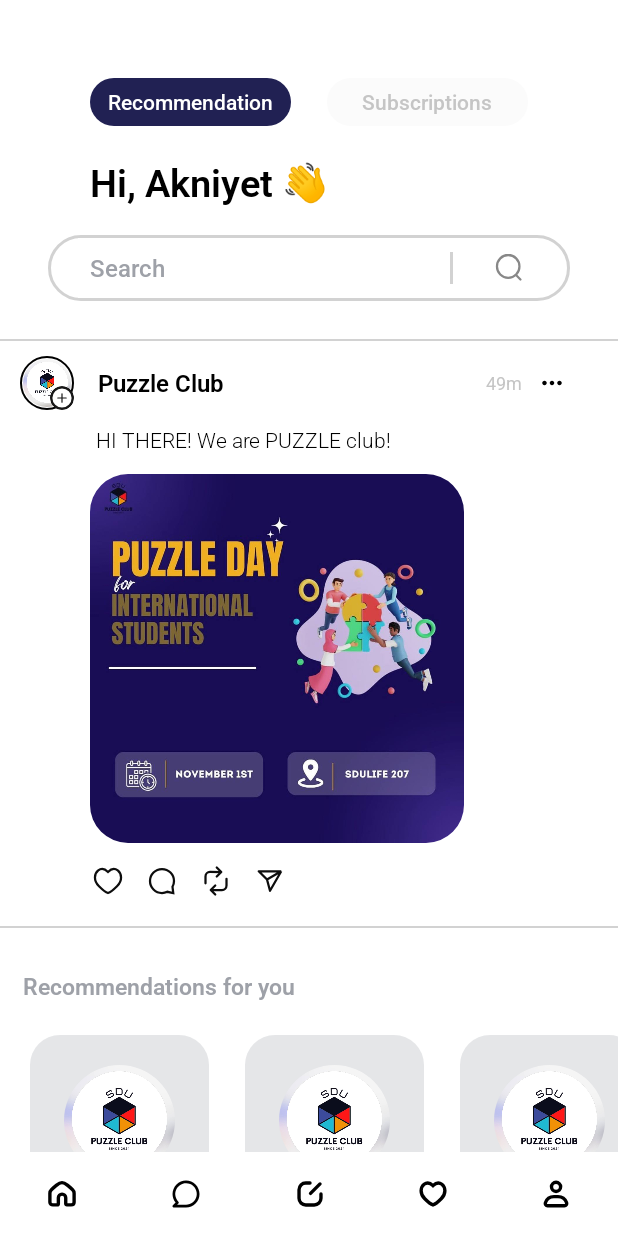
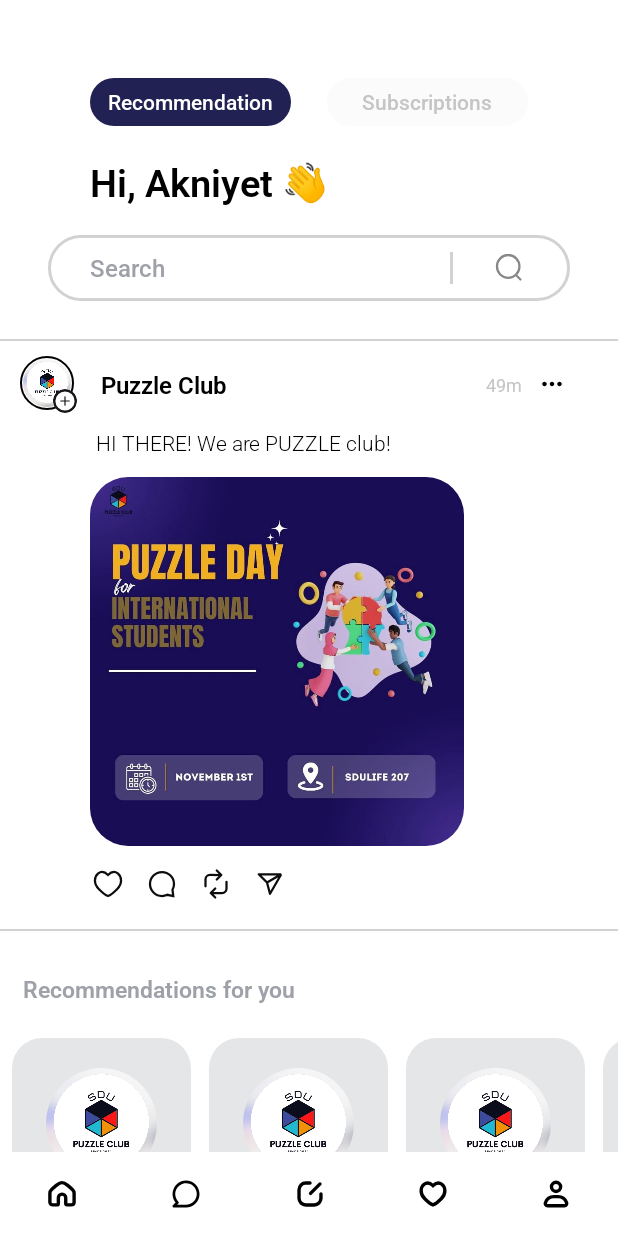
Before and after one commit to BekaBratan/UniHub, an Android app: the HomeFragment screen opened through its navigation route, on a phone screen of 412 x 824 dp. Run offline under Robolectric (Android 15) with nearby library versions, the phone set to English and light mode, and no system bars; our stand-ins replace navigation-ui.

Commit message:
Refactor HomeFragment layout and update adapter bindings for improved navigation and UI consistency

```diff
--- a/app/src/main/java/com/example/unihub/presentation/home/HomeFragment.kt
+++ b/app/src/main/java/com/example/unihub/presentation/home/HomeFragment.kt
@@ -8,13 +8,14 @@
 import androidx.appcompat.content.res.AppCompatResources.getDrawable
 import androidx.core.content.ContextCompat
 import androidx.core.graphics.drawable.DrawableCompat
+import androidx.navigation.fragment.findNavController
 import androidx.recyclerview.widget.LinearLayoutManager
 import com.bumptech.glide.Glide
 import com.example.unihub.R
 import com.example.unihub.data.Clubs
 import com.example.unihub.data.Posts
-import com.example.unihub.databinding.CardPostBinding
 import com.example.unihub.databinding.FragmentHomeBinding
+import com.example.unihub.databinding.ItemPostCardBinding
 import com.example.unihub.utils.CustomDividerItemDecoration
 import com.example.unihub.utils.RcViewItemClickIdCallback
 import com.example.unihub.utils.SpacesItemDecoration
@@ -23,7 +24,7 @@
 class HomeFragment : Fragment() {
 
     private lateinit var binding: FragmentHomeBinding
-    private lateinit var postBinding: CardPostBinding
+    private lateinit var postBinding: ItemPostCardBinding
 
     override fun onCreateView(
         inflater: LayoutInflater, container: ViewGroup?,
@@ -49,7 +50,15 @@
             }
         )
 
-        val clubsAdapter = ClubsAdapter()
+        postsAdapter.setOnClubNameClickListener(
+            object : RcViewItemClickIdCallback {
+                override fun onClick(id: Int) {
+                    findNavController().navigate(HomeFragmentDirections.actionHomeFragmentToClubPageFragment())
+                }
+            }
+        )
+
+        val clubsAdapter = RecCardAdapter()
         clubsAdapter.submitList(List(10) { Clubs() })
 
         clubsAdapter.setOnFollowClickListener(
@@ -91,6 +100,10 @@
                     btnLike.setImageResource(R.drawable.ic_liked)
                 isLiked = !isLiked
             }
+
+            tvClubName.setOnClickListener {
+                findNavController().navigate(HomeFragmentDirections.actionHomeFragmentToClubPageFragment())
+            }
         }
 
         binding.run {
@@ -110,7 +123,13 @@
             val space = resources.getDimensionPixelSize(R.dimen.dp_12)
             rvClubs.addItemDecoration(SpacesItemDecoration(space))
 
+            llSearch.setOnClickListener {
+                findNavController().navigate(HomeFragmentDirections.actionHomeFragmentToSearchFragment())
+            }
 
+            etSearch.setOnClickListener {
+                findNavController().navigate(HomeFragmentDirections.actionHomeFragmentToSearchFragment())
+            }
 
             btnSubscriptions.setOnClickListener {
                 val color = ContextCompat.getColor(requireContext(), R.color.blue_800)
--- a/app/src/main/java/com/example/unihub/presentation/home/PostsAdapter.kt
+++ b/app/src/main/java/com/example/unihub/presentation/home/PostsAdapter.kt
@@ -8,7 +8,7 @@
 import com.bumptech.glide.Glide
 import com.example.unihub.R
 import com.example.unihub.data.Posts
-import com.example.unihub.databinding.CardPostBinding
+import com.example.unihub.databinding.ItemPostCardBinding
 import com.example.unihub.utils.RcViewItemClickIdCallback
 
 open class PostsAdapter: RecyclerView.Adapter<PostsAdapter.PostsViewHolder>() {
@@ -35,13 +35,18 @@
         differ.submitList(list)
     }
 
-    var listenerClickAtItem: RcViewItemClickIdCallback? = null
+    var listenerClickLike: RcViewItemClickIdCallback? = null
     fun setOnLikeClickListener(listener: RcViewItemClickIdCallback) {
-        this.listenerClickAtItem = listener
+        this.listenerClickLike = listener
+    }
+
+    var listenerClickClubName: RcViewItemClickIdCallback? = null
+    fun setOnClubNameClickListener(listener: RcViewItemClickIdCallback) {
+        this.listenerClickClubName = listener
     }
 
     inner class PostsViewHolder(
-        var binding: CardPostBinding
+        var binding: ItemPostCardBinding
     ) : RecyclerView.ViewHolder(
         binding.root
     ) {
@@ -70,7 +75,11 @@
                     else
                         btnLike.setImageResource(R.drawable.ic_liked)
                     isLiked = !isLiked
-                    listenerClickAtItem?.onClick(posts.id)
+                    listenerClickLike?.onClick(posts.id)
+                }
+
+                tvClubName.setOnClickListener {
+                    listenerClickClubName?.onClick(posts.club.id)
                 }
             }
         }
@@ -81,7 +90,7 @@
         viewType: Int
     ): PostsViewHolder {
         return PostsViewHolder(
-            CardPostBinding.inflate(LayoutInflater.from(parent.context), parent, false)
+            ItemPostCardBinding.inflate(LayoutInflater.from(parent.context), parent, false)
         )
     }
 
--- a/app/src/main/java/com/example/unihub/presentation/home/ClubsAdapter.kt
+++ b/app/src/main/java/com/example/unihub/presentation/home/RecCardAdapter.kt
@@ -8,11 +8,10 @@
 import com.bumptech.glide.Glide
 import com.example.unihub.R
 import com.example.unihub.data.Clubs
-import com.example.unihub.data.Posts
-import com.example.unihub.databinding.CardRecomendationBinding
+import com.example.unihub.databinding.ItemRecCardBinding
 import com.example.unihub.utils.RcViewItemClickIdCallback
 
-open class ClubsAdapter: RecyclerView.Adapter<ClubsAdapter.ClubsViewHolder>() {
+open class RecCardAdapter: RecyclerView.Adapter<RecCardAdapter.ClubsViewHolder>() {
 
     private val diffCallback = object : DiffUtil.ItemCallback<Clubs>() {
         override fun areItemsTheSame(
@@ -42,7 +41,7 @@
     }
 
     inner class ClubsViewHolder(
-        var binding: CardRecomendationBinding
+        var binding: ItemRecCardBinding
     ) : RecyclerView.ViewHolder(
         binding.root
     ) {
@@ -80,7 +79,7 @@
         viewType: Int
     ): ClubsViewHolder {
         return ClubsViewHolder(
-            CardRecomendationBinding.inflate(LayoutInflater.from(parent.context), parent, false)
+            ItemRecCardBinding.inflate(LayoutInflater.from(parent.context), parent, false)
         )
     }
 
--- a/app/src/main/java/com/example/unihub/utils/SpacesItemDecoration.kt
+++ b/app/src/main/java/com/example/unihub/utils/SpacesItemDecoration.kt
@@ -6,7 +6,6 @@
 class SpacesItemDecoration(private val space: Int) : RecyclerView.ItemDecoration() {
 
     override fun getItemOffsets(outRect: Rect, view: View, parent: RecyclerView, state: RecyclerView.State) {
-        outRect.left = space
         outRect.right = space
     }
 }
--- a/app/src/main/res/layout/fragment_home.xml
+++ b/app/src/main/res/layout/fragment_home.xml
@@ -89,7 +89,7 @@
             app:layout_constraintStart_toStartOf="parent"
             app:layout_constraintEnd_toEndOf="parent">
 
-            <EditText
+            <TextView
                 android:id="@+id/etSearch"
                 android:inputType="text"
                 android:layout_width="0dp"
@@ -140,7 +140,7 @@
 
             <include
                 android:id="@+id/firstPost"
-                layout="@layout/card_post"
+                layout="@layout/item_post_card"
                 android:layout_width="match_parent"
                 android:layout_height="wrap_content"/>
 
@@ -195,11 +195,11 @@
             android:layout_height="match_parent"
             android:isScrollContainer="false"
             android:layout_marginTop="28dp"
-            android:paddingBottom="36dp"
+            android:paddingBottom="66dp"
             app:layout_constraintTop_toBottomOf="@+id/llClubs"
             app:layout_constraintStart_toStartOf="parent"
             app:layout_constraintEnd_toEndOf="parent"
-            tools:listitem="@layout/card_post"
+            tools:listitem="@layout/item_post_card"
             tools:itemCount="5" />
 
     </androidx.constraintlayout.widget.ConstraintLayout>
--- a/app/src/main/res/layout/card_post.xml
+++ b/app/src/main/res/layout/item_post_card.xml
@@ -17,9 +17,9 @@
 
         <include
             android:id="@+id/clubAvatar"
-            layout="@layout/card_club_post"
-            android:layout_width="36dp"
-            android:layout_height="36dp"
+            layout="@layout/item_club_icon"
+            android:layout_width="38dp"
+            android:layout_height="38dp"
             android:layout_marginStart="13dp"/>
 
         <TextView
--- a/app/src/main/res/navigation/nav_graph.xml
+++ b/app/src/main/res/navigation/nav_graph.xml
@@ -74,7 +74,14 @@
         android:id="@+id/homeFragment"
         android:name="com.example.unihub.presentation.home.HomeFragment"
         android:label="fragment_home"
-        tools:layout="@layout/fragment_home" />
+        tools:layout="@layout/fragment_home" >
+        <action
+            android:id="@+id/action_homeFragment_to_searchFragment"
+            app:destination="@id/searchFragment" />
+        <action
+            android:id="@+id/action_homeFragment_to_clubPageFragment"
+            app:destination="@id/clubPageFragment" />
+    </fragment>
     <fragment
         android:id="@+id/signInAdminFragment"
         android:name="com.example.unihub.presentation.authentication.signup.SignInAdminFragment"
@@ -104,4 +111,14 @@
         android:name="com.example.unihub.presentation.profile.ProfileFragment"
         android:label="fragment_profile"
         tools:layout="@layout/fragment_profile" />
+    <fragment
+        android:id="@+id/clubPageFragment"
+        android:name="com.example.unihub.presentation.home.ClubPageFragment"
+        android:label="fragment_search"
+        tools:layout="@layout/fragment_club_page" />
+    <fragment
+        android:id="@+id/searchFragment"
+        android:name="com.example.unihub.presentation.home.SearchFragment"
+        android:label="fragment_search"
+        tools:layout="@layout/fragment_search" />
 </navigation>
```
Also changed, not shown: app/src/main/res/layout/item_row_parent.xml (deleted, +0 -33 lines), app/src/main/res/layout/item_club_icon.xml (renamed from app/src/main/res/layout/card_club_post.xml), app/src/main/res/layout/item_rec_card.xml (renamed from app/src/main/res/layout/card_recomendation.xml).
